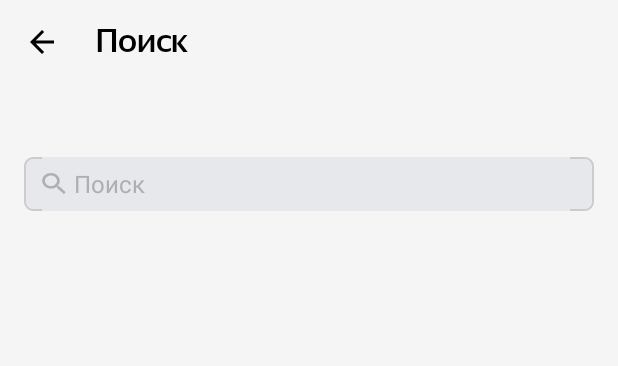
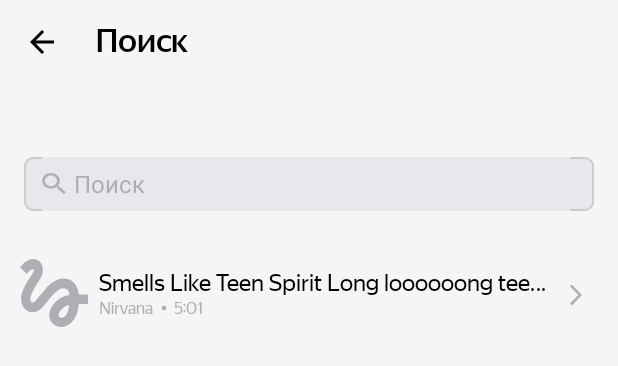
Before and after one commit to IsaevMilan/Playlist_Maker, an Android app: the layout activity_search.xml on its own in the app's theme, with its tools: preview values and no code run, on a phone screen of 412 x 824 dp. Shown: the top 366 px of the screen. Run offline under Robolectric (Android 15) with nearby library versions, the phone set to English and light mode, and no system bars.

Commit message:
Revert "commit 8  Домашка  спринт 12."
This reverts commit b3b99ac5eebccb7d2363be63ec7519a3791e186b.

```diff
--- a/app/src/main/java/com/example/myplaylistmaker/MediaData.kt
+++ b/app/src/main/java/com/example/myplaylistmaker/MediaData.kt
@@ -5,5 +5,4 @@ data class MediaData(
    var trackName: String,
    var artistName: String,
    var trackTimeMillis: Int,
-   var artworkUrl100: String,
-   val mediaId: Int)
+   var artworkUrl100: String)
--- a/app/src/main/java/com/example/myplaylistmaker/MediaViewHolder.kt
+++ b/app/src/main/java/com/example/myplaylistmaker/MediaViewHolder.kt
@@ -12,18 +12,16 @@ import java.util.*
 
 class MediaViewHolder(itemView: View): RecyclerView.ViewHolder(itemView) {
 
+
     private val trackImage: ImageView = itemView.findViewById(R.id.trackImage)
     private val trackName: TextView = itemView.findViewById(R.id.trackName)
     private val trackAuthor: TextView = itemView.findViewById(R.id.trackAuthor)
     private val tracklength: TextView = itemView.findViewById(R.id.track_time)
-    var trackNumber:Int = 0
 
     fun bind(item: MediaData) {
         trackName.text = item.trackName
         trackAuthor.text = item.artistName
         tracklength.text = SimpleDateFormat("mm:ss", Locale.getDefault()).format(item.trackTimeMillis)
-        trackNumber= item.mediaId
-
         Glide.with(itemView)
             .load(item.artworkUrl100)
             .placeholder(R.drawable.placeholder)
@@ -33,4 +31,5 @@ class MediaViewHolder(itemView: View): RecyclerView.ViewHolder(itemView) {
 
         }
 
+
     }
--- a/app/src/main/java/com/example/myplaylistmaker/SettingsActivity.kt
+++ b/app/src/main/java/com/example/myplaylistmaker/SettingsActivity.kt
@@ -7,15 +7,10 @@ import android.widget.FrameLayout
 import android.widget.ImageView
 import com.google.android.material.switchmaterial.SwitchMaterial
 
-const val THEME_PREFERENCES = "theme_preferences"
-const val THEME_KEY = "key_for_theme"
-
 class SettingsActivity : AppCompatActivity() {
     override fun onCreate(savedInstanceState: Bundle?) {
         super.onCreate(savedInstanceState)
         setContentView(R.layout.activity_settings)
-
-        val sharedPref = getSharedPreferences(THEME_PREFERENCES, MODE_PRIVATE)
 
         val backButt = findViewById<ImageView>(R.id.arrowBack)
 
--- a/app/src/main/res/layout/activity_search.xml
+++ b/app/src/main/res/layout/activity_search.xml
@@ -1,7 +1,7 @@
 <?xml version="1.0" encoding="utf-8"?>
 <LinearLayout xmlns:android="http://schemas.android.com/apk/res/android"
+    xmlns:tools="http://schemas.android.com/tools"
     xmlns:app="http://schemas.android.com/apk/res-auto"
-    xmlns:tools="http://schemas.android.com/tools"
     android:id="@+id/container"
     android:layout_width="match_parent"
     android:layout_height="match_parent"
@@ -21,7 +21,7 @@
 
     <TextView
         style="@style/TopText"
-            android:text="@string/search1" />
+        android:text="@string/search1"/>
     </FrameLayout>
 
 
@@ -31,15 +31,16 @@
         android:layout_marginStart="16dp"
         android:layout_marginTop="64dp"
         android:layout_marginEnd="16dp"
+        android:paddingStart="12dp"
         android:background="@drawable/edittext_rounded_corner"
-        android:orientation="horizontal"
-        android:paddingStart="12dp"
-        tools:ignore="RtlSymmetry">
+        android:orientation="horizontal">
 
         <EditText
             android:id="@+id/inputEditText"
             android:layout_width="match_parent"
             android:layout_height="match_parent"
+            android:imeOptions="actionDone"
+            android:singleLine="true"
             android:layout_marginEnd="16dp"
             android:autofillHints="@string/search1"
             android:background="@color/greyLight"
@@ -47,11 +48,9 @@
             android:drawablePadding="5dp"
             android:drawableTint="?android:textColorHint"
             android:hint="@string/input_hint"
-            android:imeOptions="actionDone"
             android:inputType="text"
             android:maxLength="60"
             android:maxLines="1"
-            android:singleLine="true"
             android:textColor="@color/blackText"
             android:textColorHint="?android:textColorHint"
             android:textSize="@dimen/settingTextSize"
@@ -67,10 +66,7 @@
             android:contentDescription="@string/todo21"
             android:src="@drawable/clear_icon"
             android:visibility="gone" />
-
-
     </FrameLayout>
-
 
     <androidx.recyclerview.widget.RecyclerView
         android:id="@+id/rvTracks"
@@ -78,127 +74,76 @@
         android:layout_height="wrap_content"
         android:layout_marginTop="24dp"
         app:layoutManager="androidx.recyclerview.widget.LinearLayoutManager"
-        tools:itemCount="5"
-        android:visibility="gone" />
+        android:orientation="vertical"
+        tools:listitem="@layout/track_item"
+        tools:itemCount="1"/>
 
-
-
-    <androidx.core.widget.NestedScrollView
-        android:id="@+id/historyScrollView"
+    <FrameLayout
+        android:id="@+id/placeholdSearchError"
         android:layout_width="match_parent"
-        android:layout_height="match_parent"
-        android:layout_marginTop="32dp"
-        app:layout_constraintStart_toStartOf="parent"
+        android:layout_height="300dp"
+        android:layout_marginTop="110dp"
         app:layout_constraintTop_toTopOf="parent"
-        android:visibility="gone">
-
-        <LinearLayout
-            android:layout_width="match_parent"
-            android:layout_height="wrap_content"
-            android:orientation="vertical">
-
-            <TextView
-                android:id="@+id/historyText"
-                android:layout_width="wrap_content"
-                android:layout_height="wrap_content"
         android:layout_gravity="center_horizontal"
-                android:layout_marginTop="0dp"
-                android:gravity="center_horizontal"
-                android:text="@string/SearchHistory"
-                android:textAlignment="center"
-                android:textColor="?attr/colorButtonNormal"
-                android:textSize="19sp" />
-
-            <androidx.recyclerview.widget.RecyclerView
-                android:id="@+id/historyRecycler"
-                android:layout_width="match_parent"
-                android:layout_height="wrap_content"
-                android:layout_marginTop="20dp"
-                android:orientation="vertical"
-                app:layoutManager="androidx.recyclerview.widget.LinearLayoutManager"
-                tools:itemCount="5"
-                tools:listitem="@layout/track_item" />
-
-
-            <com.google.android.material.button.MaterialButton
-                android:id="@+id/clearHistoryButton"
-                android:layout_width="wrap_content"
-                android:layout_height="wrap_content"
-                android:layout_gravity="center_horizontal"
-                android:layout_marginTop="24dp"
-                android:backgroundTint="?attr/colorButtonNormal"
-                android:fontFamily="@font/ys_display_medium"
-                android:text="@string/ClearHistory"
-                android:textAllCaps="false"
-                android:textSize="14sp"
-                app:cornerRadius="54dp" />
-        </LinearLayout>
-    </androidx.core.widget.NestedScrollView>
-
-    <LinearLayout
-        android:id="@+id/SearchErrorLayout"
-        android:layout_width="match_parent"
-        android:layout_height="wrap_content"
         android:orientation="vertical"
         android:visibility="gone">
 
     <ImageView
-            android:id="@+id/SearchError"
-            android:layout_width="120dp"
-            android:layout_height="120dp"
-            android:layout_gravity="center_horizontal"
-            android:layout_marginTop="110dp"
-            android:src="@drawable/light_mode" />
+        android:layout_width="wrap_content"
+        android:layout_height="wrap_content"
+        android:layout_gravity="center|top"
+        android:src="@drawable/light_mode"
+        android:textSize="16sp" />
 
     <TextView
-            android:id="@+id/SearchErrorText"
         android:layout_width="310dp"
         android:layout_height="wrap_content"
         android:layout_gravity="center_horizontal"
-            android:layout_marginTop="24dp"
-            android:gravity="center"
+        android:layout_marginTop="130dp"
         android:text="@string/error"
         android:textColor="?attr/colorButtonNormal"
-            android:textSize="19sp" />
-    </LinearLayout>
+        android:textSize="19sp"
+        android:gravity="center"/>
+    </FrameLayout>
 
-    <LinearLayout
-        android:id="@+id/LineErrorLayout"
+    <FrameLayout
+        android:id="@+id/placeholdLineError"
         android:layout_width="match_parent"
-        android:layout_height="wrap_content"
+        android:layout_height="300dp"
+        android:layout_marginTop="110dp"
+        android:layout_gravity="center_horizontal"
         android:orientation="vertical"
         android:visibility="gone">
 
      <ImageView
-            android:id="@+id/LineError"
-            android:layout_width="120dp"
-            android:layout_height="120dp"
-            android:layout_gravity="center_horizontal"
-            android:layout_marginTop="110dp"
-            android:src="@drawable/lightline_error" />
+        android:layout_width="wrap_content"
+        android:layout_height="wrap_content"
+        android:layout_gravity="center|top"
+        android:src="@drawable/lightline_error"
+         />
 
       <TextView
-            android:id="@+id/LineErrorText"
           android:layout_width="320dp"
           android:layout_height="88dp"
+          android:layout_marginTop="130dp"
           android:layout_gravity="center_horizontal"
-            android:layout_marginTop="24dp"
-            android:gravity="center"
+          android:textSize="19sp"
+          android:textColor="?attr/colorButtonNormal"
           android:text="@string/something_went_wrong"
-            android:textColor="?attr/colorButtonNormal"
-            android:textSize="19sp" />
+          android:gravity="center"/>
 
 
      <com.google.android.material.button.MaterialButton
         android:id="@+id/updateButton"
         android:layout_width="wrap_content"
         android:layout_height="wrap_content"
-            android:layout_gravity="center_horizontal"
-            android:layout_marginTop="32dp"
+        android:layout_gravity="center|bottom"
         android:backgroundTint="?attr/colorButtonNormal"
         android:text="@string/UpdateButt"
-            app:cornerRadius="54dp" />
-    </LinearLayout>
+        app:cornerRadius="54dp"/>
+
+    </FrameLayout>
+
 
 
 </LinearLayout>
--- a/app/src/main/res/layout/activity_settings.xml
+++ b/app/src/main/res/layout/activity_settings.xml
@@ -39,14 +39,15 @@
         >
 
         <TextView
-        android:layout_marginTop="10dp"
+        android:layout_marginTop="21dp"
         android:text="@string/blacks"
         android:textSize="@dimen/settingTextSize"
         android:layout_marginStart="@dimen/iconSize"
         style="@style/SettingsTextStyle" />
 
-        <com.google.android.material.switchmaterial.SwitchMaterial
+        <androidx.appcompat.widget.SwitchCompat
             android:id="@+id/themeSwitcher"
+            style="?attr/switchStyle"
             android:layout_width="56dp"
             android:layout_height="40dp"
             android:layout_gravity="end"
--- a/app/src/main/res/layout/track_item.xml
+++ b/app/src/main/res/layout/track_item.xml
@@ -54,7 +54,7 @@
             android:ellipsize="end"
             android:maxLines="1"
             android:singleLine="true"
-            android:textColor="?attr/colorButtonNormal"
+            android:textColor="?attr/switchStyle"
             android:textSize="@dimen/smallTextSize"
             android:fontFamily="@font/ys_display_regular"
             tools:ignore="TextContrastCheck"
@@ -66,13 +66,13 @@
         android:layout_height="wrap_content"
         android:layout_gravity="center_vertical"
         android:src="@drawable/dot"
-        app:tint="?attr/imageButtonStyle" />
+        app:tint="?attr/switchStyle" />
 
         <TextView
             android:id="@+id/track_time"
             android:layout_width="wrap_content"
             android:layout_height="wrap_content"
-            android:textColor="?attr/colorButtonNormal"
+            android:textColor="?attr/switchStyle"
             android:textSize="@dimen/smallTextSize"
             android:fontFamily="@font/ys_display_regular"
             tools:ignore="TextContrastCheck"
@@ -90,6 +90,6 @@
         android:layout_weight="1"
         app:layout_constraintTop_toTopOf="parent"
         app:layout_constraintEnd_toEndOf="parent"
-        app:tint="?attr/imageButtonStyle"
+        app:tint="?attr/switchStyle"
         tools:ignore="MissingConstraints" />
 </androidx.constraintlayout.widget.ConstraintLayout>
--- a/app/src/main/res/values-night/themes.xml
+++ b/app/src/main/res/values-night/themes.xml
@@ -16,11 +16,13 @@
         <item name="colorButtonNormal">@color/white1</item>
         <item name="color">@color/white1</item>
         <item name="android:textColorHint">@color/blackText</item>
-        <item name="imageButtonStyle">@color/white1</item>
+        <item name="switchStyle">@color/white1</item>
         </style>
 
     <style name="Theme.MainActivity" parent="Theme.MaterialComponents.DayNight.NoActionBar">
         <item name="android:background">@color/fullBlack</item>
     </style>
-
+    <style name="Theme.SettingsActivity" parent="Theme.MaterialComponents.DayNight.NoActionBar">
+        <item name="colorOnSurface">@color/white1</item>
+    </style>
 </resources>
--- a/app/src/main/res/values/strings.xml
+++ b/app/src/main/res/values/strings.xml
@@ -30,6 +30,4 @@
     <string name="error">Ничего не нашлось</string>
     <string name="placeHolder">Здесь будет текст</string>
     <string name="UpdateButt">Обновить</string>
-    <string name="ClearHistory">Очистить историю</string>
-    <string name="SearchHistory">Вы искали</string>
 </resources>
--- a/app/src/main/res/values/styles.xml
+++ b/app/src/main/res/values/styles.xml
@@ -31,7 +31,7 @@
       <item name="android:layout_width">20dp</item>
       <item name="android:layout_height">18dp</item>
       <item name="android:layout_gravity">center_vertical|end</item>
-      <item name="android:tint">?attr/imageButtonStyle</item>
+      <item name="android:tint">?attr/switchStyle</item>
    </style>
    <style name="SettingsFrameStyle">
       <item name="android:layout_width">match_parent</item>
--- a/app/src/main/res/values/themes.xml
+++ b/app/src/main/res/values/themes.xml
@@ -16,7 +16,7 @@
         <item name="colorButtonNormal">@color/fullBlack</item>
         <item name="color">@color/fullBlack</item>
         <item name="android:textColorHint">@color/textGrey</item>
-        <item name="imageButtonStyle">@color/textGrey</item>
+        <item name="switchStyle">@color/textGrey</item>
         <item name="colorSurface">@color/colorSurface</item>
 
     </style>
@@ -24,7 +24,8 @@
     <style name="Theme.MainActivity" parent="Theme.MaterialComponents.DayNight.NoActionBar">
         <item name="android:background">@color/BackBlue</item>
     </style>
-
+    <style name="Theme.SettingsActivity" parent="Theme.MaterialComponents.DayNight.NoActionBar">
+    </style>
 
 
 </resources>
```
Also changed, not shown: app/src/main/java/com/example/myplaylistmaker/MediaAdapter.kt (+3 -9 lines), app/src/main/java/com/example/myplaylistmaker/SearchActivity.kt (+40 -112 lines), app/src/main/java/com/example/myplaylistmaker/SearchHistory.kt (deleted, +0 -50 lines), app/src/main/java/com/example/myplaylistmaker/SearchHistoryAdapter.kt (deleted, +0 -21 lines). Lines whose indentation alone changed are shown as unchanged.
